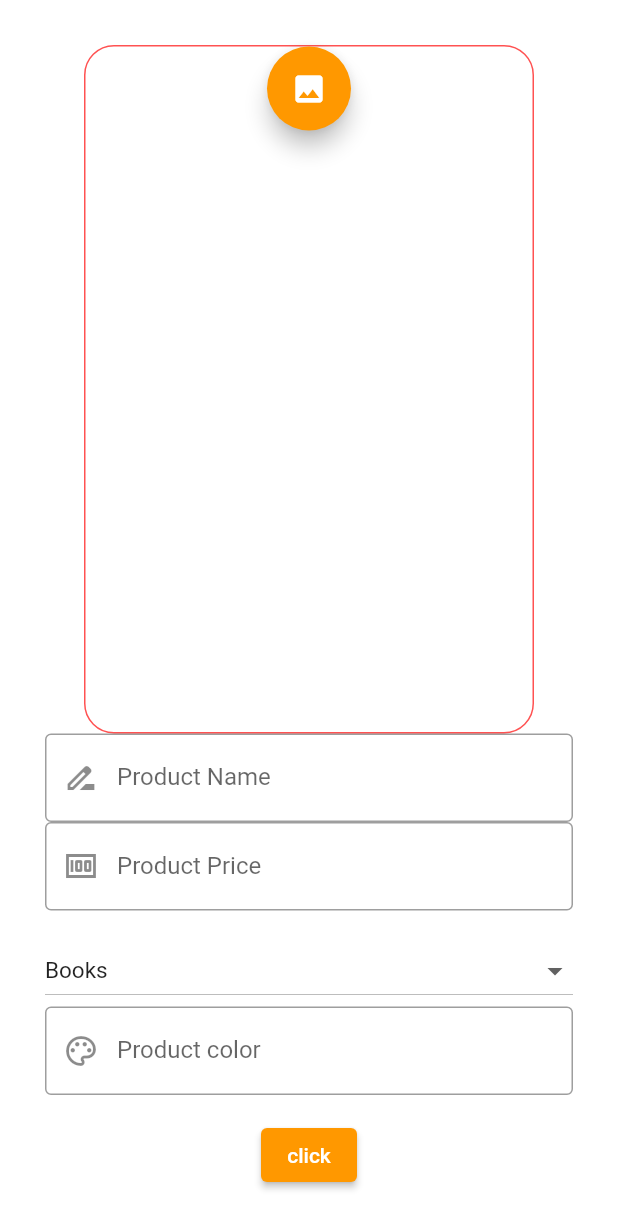
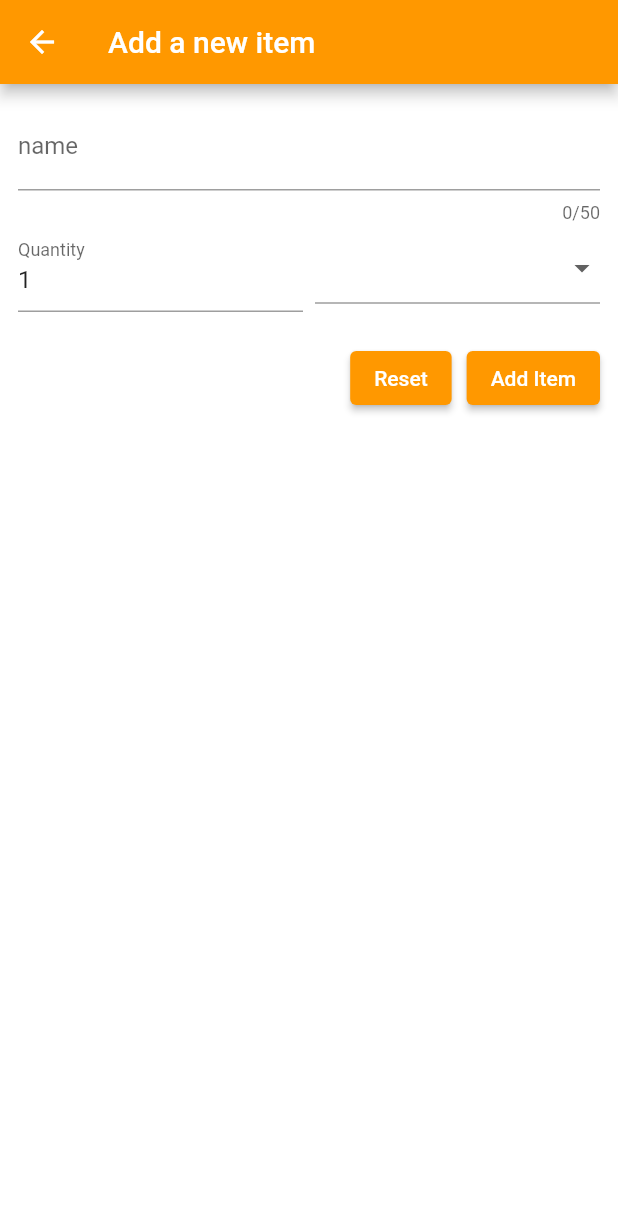
Before and after one commit to KParidhi/shop, a Flutter app: the screen it shows after launch, item 2 of the bottom bar chosen, after a tap on the "add" icon, on a phone screen of 412 x 824 dp. Shown: the top 1229 px of the screen. Run offline on Flutter 3.47's test engine with Material 2 defaults, Android fonts, the phone set to English and light mode, and no system bars; our stand-ins replace badges, cached_network_image, camera, cloud_firestore, curved_navigation_bar, firebase_auth and 7 more; missing offline and left inert: clippy_flutter, dart:js; accounts and stored records are empty; network calls fail.

Commit message:
home first commit

```diff
--- /dev/null
+++ b/lib/data/categories.dart
@@ -0,0 +1,26 @@
+import 'package:flutter/material.dart';
+
+import 'package:home/models/category.dart';
+
+const categories = {
+  Categories.books: Category(
+    'books',
+    Colors.red,
+  ),
+  Categories.stationary: Category(
+    'stationary',
+    Colors.blue,
+  ),
+Categories.electronics: Category(
+'electronics',
+Colors.green,
+),
+Categories.daily_use: Category(
+'daily_use',
+Colors.yellow,
+),
+  Categories.others: Category(
+    'Other',
+    Colors.purple,
+  ),
+};
--- /dev/null
+++ b/lib/models/category.dart
@@ -0,0 +1,16 @@
+import 'package:flutter/material.dart';
+
+enum Categories {
+  books,
+  stationary,
+  electronics,
+  daily_use,
+  others
+}
+
+class Category {
+  const Category(this.title, this.color);
+
+  final String title;
+  final Color color;
+}
--- a/lib/pages/HomeBody.dart
+++ b/lib/pages/HomeBody.dart
@@ -6,8 +6,6 @@ import 'package:home/widgets/CategoriesWidget.dart';
 
 import '../widgets/ItemsWidget.dart';
 import 'package:home/widgets/HomeAppBar.dart';
-
-import 'display_item.dart';
 
 void main(){runApp(
     MaterialApp(
@@ -161,8 +159,6 @@ class HomeScreen extends State<HomeBody> {
                       ),
                     ),
                     ItemsWidget(), //Categories
-
-
                   ]
               ),
             )
--- a/lib/pages/HomePage.dart
+++ b/lib/pages/HomePage.dart
@@ -1,11 +1,13 @@
 
 import 'package:curved_navigation_bar/curved_navigation_bar.dart';
 import 'package:flutter/material.dart';
+import 'package:home/pages/CartPage.dart';
 import 'package:home/pages/HomeBody.dart';
 import 'package:home/pages/ItemForm.dart';
 import 'package:home/pages/display_item.dart';
 import 'package:home/services/camera.dart';
 import 'package:home/services/products.dart';
+import 'package:home/widgets/category_list.dart';
 
 class HomePage extends StatefulWidget{
   HomePage({super.key});
@@ -15,7 +17,7 @@ class HomePage extends StatefulWidget{
 }
 
 class _HomePageState extends State<HomePage> {
-  var pagesData = [HomeBody(),ProductsScreen(),DisplayItems()];
+  var pagesData = [HomeBody(),CategoryList(),CartPage()];
   int selectedItem = 0;
   @override
   Widget build(BuildContext context){
@@ -39,7 +41,7 @@ class _HomePageState extends State<HomePage> {
           Icon(Icons.add,
             size:30,
             color: Colors.white,),
-          Icon(Icons.person,
+          Icon(Icons.shopping_cart,
             size:30,
             color: Colors.white,
           ),
--- a/lib/widgets/HomeAppBar.dart
+++ b/lib/widgets/HomeAppBar.dart
@@ -28,24 +28,9 @@ class _HomeAppBarState extends State<HomeAppBar> {
               ),
     ),
           ),
-          Spacer(),
-        badges.Badge(
-          badgeContent: Text('3') ,
-          badgeStyle: badges.BadgeStyle(
-            badgeColor: Colors.orange,
-            padding: EdgeInsets.all(7),
-          ),
-        ),
 
-          InkWell(
-          onTap: () {
-            Navigator.pushNamed((context), "cartPage");
-          },
-          child:Icon(Icons.shopping_bag_outlined,
-          size:32,
-          color:Colors.black),
 
-    )
+
 
 
         ],
--- /dev/null
+++ b/lib/widgets/category_list.dart
@@ -0,0 +1,137 @@
+import 'dart:convert';
+
+import 'package:flutter/material.dart';
+import 'package:home/data/categories.dart';
+import 'package:home/models/category_item.dart';
+import 'package:home/widgets/new_item.dart';
+import 'package:http/http.dart' as http;
+
+class CategoryList extends StatefulWidget {
+  const CategoryList({super.key});
+
+  @override
+  State<CategoryList> createState() => _CategoryListState();
+}
+
+class _CategoryListState extends State<CategoryList> {
+  List<CategoryItem> _categoryItems=[];
+  var _isLoading=true;
+  String? _error;
+  void initState(){
+    super.initState();
+    loadItems();
+  }
+  void loadItems() async { //load data from firebase
+    final url =Uri.https(
+        "ourshop-69966-default-rtdb.firebaseio.com","shopping-list.json");
+    try {
+      final response = await http.get(url);
+      if(response.statusCode>=400){
+        setState(() {
+          _error="failed to fetch data. Please try again later.";
+        });
+      }
+      if(response.body=='null'){
+        setState(() {
+          _isLoading = false;
+        });
+        return;
+      };
+      final Map<String,dynamic>listData=json.decode(response.body);
+      final List<CategoryItem>loadedItems = [];
+      for(final item in listData.entries){
+        final category=categories.entries.
+        firstWhere((catItem)=>catItem.value.title==item.value['category']).value;
+        loadedItems.add(CategoryItem(id:item.key,
+          name:item.value['name'],
+          quantity: item.value['quantity'],
+          category: category,
+        ));
+      }
+      //print(response.body);
+      setState(() {
+        _categoryItems= loadedItems;
+        _isLoading=false;
+      });
+
+    }catch(error){
+      setState(() {
+        _error="Something went wrong! Please try again later.";
+      });
+    }
+    //throw Exception("AN erroe occured!");
+
+  }
+  void _addItem() async {
+
+final newItem =
+    await Navigator.of(context).push<CategoryItem>(
+        MaterialPageRoute(builder: (ctx)=>NewItem()
+        ));
+    loadItems();
+if(newItem==null){
+  return;
+}
+setState(() {
+  _categoryItems.add(newItem);
+});
+  }
+  void _removeItem(CategoryItem item)async{
+    final index = _categoryItems.indexOf(item);
+    setState(() {
+      _categoryItems.remove(item);
+    });
+    final url =Uri.https(
+        "ourshop-69966-default-rtdb.firebaseio.com","shopping-list/${item.id}.json");
+   final response =  await http.delete(url);
+ if(response.statusCode>=400){
+   setState(() {
+     _categoryItems.insert(index,item);
+   });
+ }
+  }
+
+  @override
+  Widget build(BuildContext context) {
+    Widget content = Center(child:Text('Add an item to sell'));
+    if(_isLoading){
+      content=Center(child:CircularProgressIndicator());
+    }
+    if(_categoryItems.isNotEmpty){
+      content = ListView.builder(
+        itemCount: _categoryItems.length,
+        itemBuilder: (ctx, index) => Dismissible(
+          onDismissed: (direction){
+            _removeItem(_categoryItems[index]);
+          },
+          key: ValueKey(_categoryItems[index].id),
+          child: ListTile(
+            title: Text(_categoryItems[index].name),
+            leading: Container(
+              width: 24,
+              height: 24,
+              color: _categoryItems[index].category.color,
+            ),
+            trailing: Text(
+              _categoryItems[index].quantity.toString(),
+            ),
+          ),
+        ),
+      );
+    }
+    if(_error!=null){
+      content = Center(child:Text(_error!));
+    }
+    return Scaffold(
+        appBar: AppBar(
+          title: const Text('Your items'),
+          backgroundColor: Colors.orange,
+          actions: [
+            IconButton(onPressed:
+            _addItem,icon: Icon(Icons.add))
+          ],
+        ),
+        body:content
+    );
+  }
+}
--- /dev/null
+++ b/lib/widgets/new_item.dart
@@ -0,0 +1,217 @@
+
+import 'dart:core';
+
+
+
+import 'package:firebase_storage/firebase_storage.dart';
+import 'package:flutter/cupertino.dart';
+import 'package:flutter/material.dart';
+import 'package:home/data/categories.dart';
+import 'package:home/models/category.dart';
+import 'package:home/models/category_item.dart';
+import 'package:home/services/firebase_services.dart';
+import 'package:http/http.dart' as http;
+import 'dart:convert';
+
+import 'package:image_picker/image_picker.dart';
+
+
+class NewItem extends StatefulWidget{
+   NewItem({super.key});
+
+  @override
+  State<NewItem> createState(){
+    return _NewItemState();
+  }
+}
+class _NewItemState extends State<NewItem>
+{
+  final _formKey = GlobalKey<FormState>();
+  var _enteredName=" ";
+  var _enteredQuantity=1;
+  var _selectedCategory= categories[Categories.books]!;
+  var _isSending=false;
+  void _saveItem() async {
+    if (_formKey.currentState!.validate()) {
+      _formKey.currentState!.save();
+      setState(() {
+        _isSending=true;
+      });
+      final url = Uri.https(
+          "ourshop-69966-default-rtdb.firebaseio.com","shopping-list.json");
+      final response = await http.post(url,headers: {
+        "content-type" : "application/json",
+      },
+        body: json.encode({
+          'name':_enteredName,
+          'quantity': _enteredQuantity,
+          'category': _selectedCategory.title,
+
+        },),
+
+      );
+      print(response.body);
+      print(response.statusCode);
+      final Map<String, dynamic>resData=  json.decode(response.body);
+      if(!context.mounted) {
+        return;
+      }
+      Navigator.of(context).pop(CategoryItem(id:resData['name'],
+      name: _enteredName,
+          quantity: _enteredQuantity,
+        category: _selectedCategory,
+      ));
+    }
+  }
+  //String imageUrl='';
+  @override
+  Widget build(BuildContext context){
+    return Scaffold(
+      appBar: AppBar(
+        title: Text('Add a new item'),
+        backgroundColor: Colors.orange,
+      ),
+      body:
+      Column(
+        children: [
+          Padding(
+              padding: EdgeInsets.all(12),
+                child: Form(
+                  key: _formKey,
+                  child:Column(
+                    children: [
+                      TextFormField(
+                        maxLength: 50,
+                        decoration: InputDecoration(
+                          label:Text("name"),
+                        ),
+                        validator: (value) {
+                          if(value==null ||
+                              value.isEmpty ||
+                              value.trim().length<=1 ||
+                              value.trim().length>50){
+                            return "must be between 1 and 50 characters ";
+                          }
+                          return null;
+                        },
+                        onSaved: (value){
+                          _enteredName=value!;
+                        },
+
+                      ),
+                      Row(
+                        children: [
+                          Expanded(child:
+                          TextFormField(
+                            decoration: InputDecoration(
+                              label:Text("Quantity"),
+                            ),
+                            keyboardType:TextInputType.number,
+                            initialValue:"1" ,
+                            validator: (value) {
+                              if(value==null ||
+                                  value.isEmpty ||
+                                  int.tryParse(value)==null ||
+                                  int.tryParse(value)!<=0){
+                                return "must be a valid positive number ";
+                              }
+                              return null;
+                            },
+                            onSaved: (value){
+                              _enteredQuantity=int.parse(value!);
+                            },
+                          ),
+                          ),
+                          SizedBox(width: 8),
+                          Expanded(child:
+                          DropdownButtonFormField(items:[
+                            for (final category in categories.entries)
+                              DropdownMenuItem(
+                                value: category.value,
+                                child: Row(
+                                  crossAxisAlignment: CrossAxisAlignment.end,
+                                  children: [
+                                    Container(
+                                      width: 16,
+                                      height: 16,
+                                      color: category.value.color,
+                                    ),
+                                    SizedBox(width: 6,),
+                                    Text(category.value.title),
+                                  ],
+
+
+                                ),)
+
+                          ], onChanged: (value){
+                            setState(() {
+
+                            });
+                            _selectedCategory=value!;
+                          }),
+                          )
+                        ],
+                      ),
+                      SizedBox(
+                        height: 20,
+                      ),
+                      Row(
+                        mainAxisAlignment: MainAxisAlignment.end,
+                        children: [
+                          ElevatedButton(
+
+                            onPressed:_isSending? null
+                                : (){
+                              _formKey.currentState!.reset();
+                            },
+                            style:ElevatedButton.styleFrom(
+                                backgroundColor: Colors.orange
+                            ) ,
+                            child: Text("Reset"),
+                          ),SizedBox(
+                            width: 10,
+                          ),
+                          ElevatedButton(onPressed: _isSending?null :_saveItem,
+                              style:ElevatedButton.styleFrom(
+                                backgroundColor: Colors.orange
+                              ) ,
+                              child: Text("Add Item"))
+                        ],
+                      )
+
+                    ],
+                  ),
+                ),
+
+              ),
+               // IconButton(onPressed: () async {
+               //   ImagePicker imagePicker = ImagePicker();
+               //   XFile? file = await imagePicker.pickImage(
+               //       source: ImageSource.camera);
+               //   print('${file?.path}');
+               //
+               //   if (file == null) return;
+               //
+               //   String uniqueFileName = DateTime
+               //       .now()
+               //       .millisecondsSinceEpoch
+               //       .toString();
+               //
+               //   Reference referenceRoot = FirebaseStorage.instance.ref();
+               //   Reference referenceDirImages = referenceRoot.child('images');
+               //   Reference referenceImageToUpload = referenceDirImages.child(
+               //       uniqueFileName);
+               //   try {
+               //     await referenceImageToUpload;   //.putFile(File(file!.path));
+               //     imageUrl = await referenceImageToUpload.getDownloadURL();
+               //   }
+               //   catch (error) {
+               //
+               //   }
+               //   },
+               //   icon:Icon(Icons.camera_alt)),
+        ],
+      ),
+    );
+  }
+}
--- a/pubspec.yaml
+++ b/pubspec.yaml
@@ -50,6 +50,7 @@ dependencies:
   uuid:
   images_picker:
   flutter_riverpod:
+  http: ^0.13.6
 
   firebase_storage: ^11.1.1
   cached_network_image: ^3.2.3
```
Also changed, not shown: lib/models/category_item.dart (added, +15 -0 lines), pubspec.lock, 1 other file.
